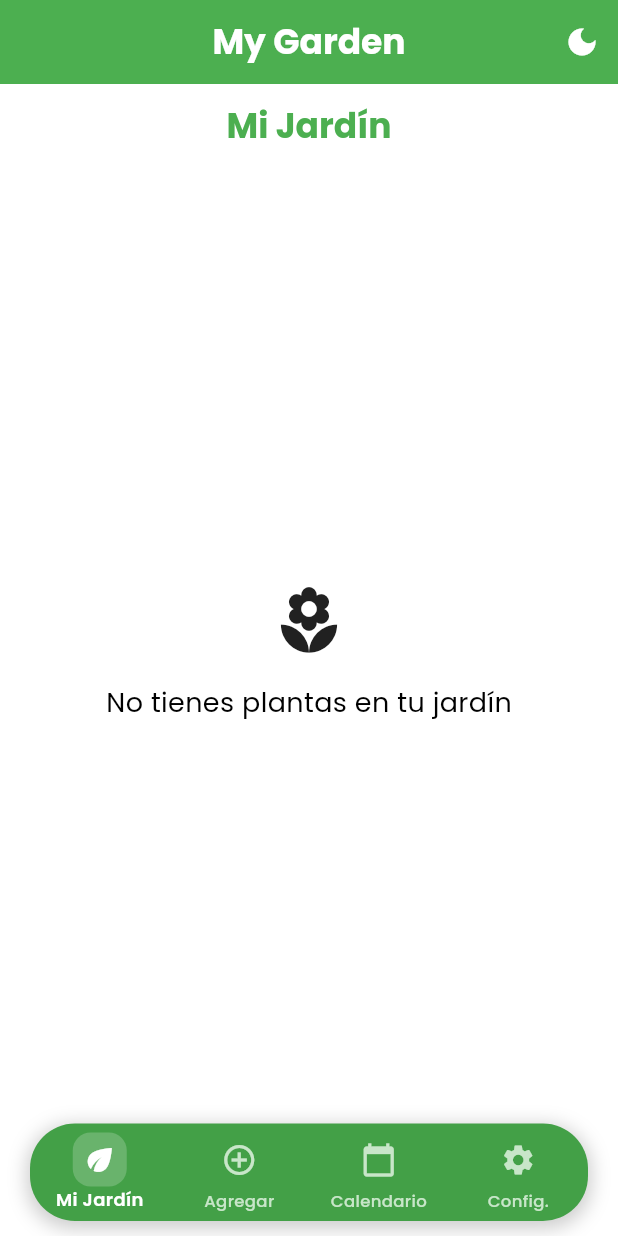
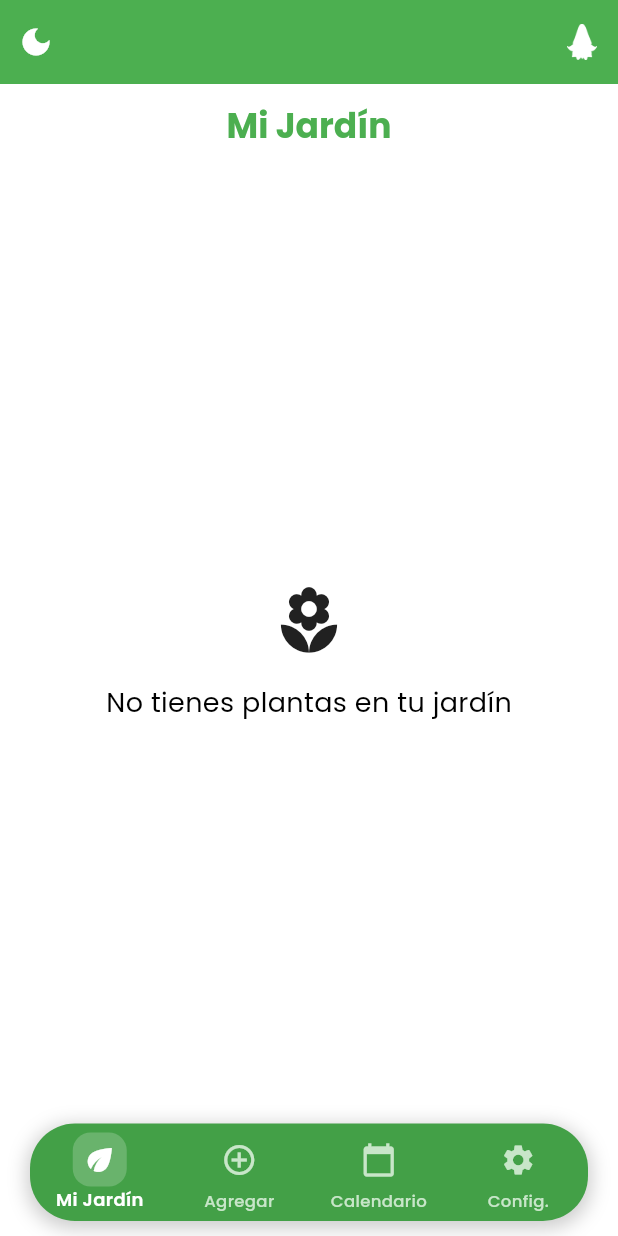
Before and after one commit to Nicolukazzz/appjardinerito, a Flutter app: the screen it shows after launch, on a phone screen of 412 x 824 dp. Run offline on Flutter 3.47's test engine with Material 3 defaults, Android fonts, the phone set to English and light mode, and no system bars; our stand-ins replace firebase_core, firebase_database, flutter_blue_plus, google_fonts, permission_handler, shared_preferences and 1 more; accounts and stored records are empty.

Commit message:
Update alvarito_blue_icon

```diff
--- a/lib/presentation/home_screen.dart
+++ b/lib/presentation/home_screen.dart
@@ -6,6 +6,7 @@ import 'my_garden_screen.dart';
 import 'add_plant_screen.dart';
 import 'settings_screen.dart';
 import 'calendar_screen.dart';
+import 'alvarito_blue_screen.dart'; // Importa la nueva pantalla
 
 class HomeScreen extends StatefulWidget {
   @override
@@ -41,6 +42,7 @@ class _HomeScreenState extends State<HomeScreen> {
           fontWeight: FontWeight.bold,
         ),
         actions: [
+          // Botón del modo oscuro (lo movemos al principio)
           IconButton(
             icon: Icon(
               isDarkMode ? Icons.light_mode : Icons.dark_mode,
@@ -48,6 +50,25 @@ class _HomeScreenState extends State<HomeScreen> {
             ),
             onPressed: () {
               themeProvider.toggleTheme();
+            },
+          ),
+
+          // Espacio flexible entre los dos iconos
+          Spacer(),
+
+          // Nuevo botón con la imagen blue_icon.png
+          IconButton(
+            icon: Image.asset(
+              'assets/blue_icon.png', // Asegúrate de que la imagen esté en la carpeta assets
+              width: 24,
+              height: 24,
+              color: Colors.white, // Opcional: para darle un color consistente
+            ),
+            onPressed: () {
+              Navigator.push(
+                context,
+                MaterialPageRoute(builder: (context) => AlvaritoBlueScreen()),
+              );
             },
           ),
         ],
--- a/pubspec.yaml
+++ b/pubspec.yaml
@@ -52,6 +52,8 @@ flutter_icons:
   ios: true
   image_path: "assets/ico.png"  # Ruta de tu icono
 
+
+
 dev_dependencies:
   flutter_test:
     sdk: flutter
@@ -77,6 +79,7 @@ flutter:
   # To add assets to your application, add an assets section, like this:
   assets:
     - assets/ico.png
+    - assets/blue_icon.png
   #   - images/a_dot_burr.jpeg
   #   - images/a_dot_ham.jpeg
 
```
Also changed, not shown: lib/presentation/alvarito_blue_screen.dart (added, +11 -0 lines).
